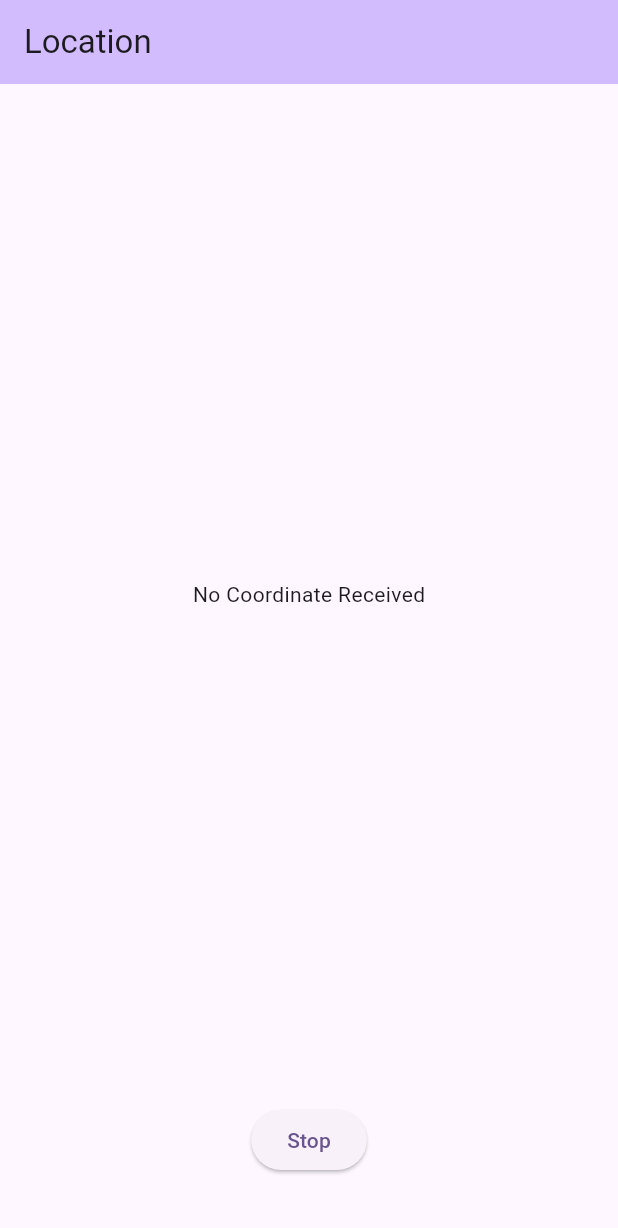
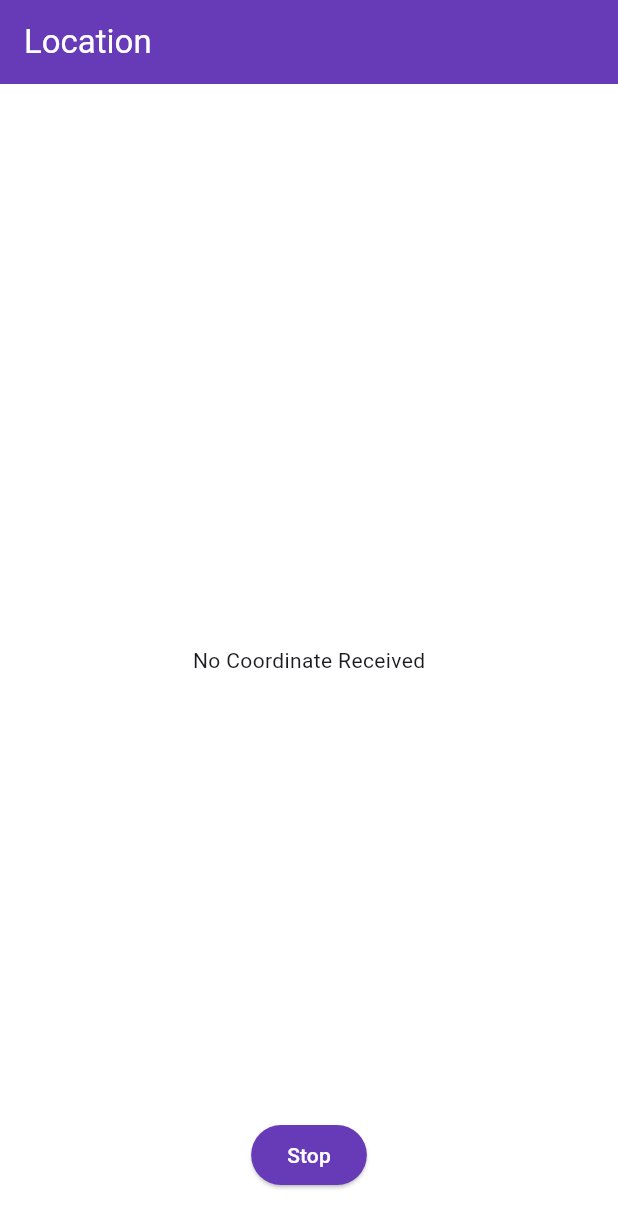
Before and after one commit to vimarsh091/test_location, a Flutter app: the screen it shows after launch, after a tap on "Start", on a phone screen of 412 x 824 dp. Shown: the top 1228 px of the screen. Run offline on Flutter 3.47's test engine with Material 3 defaults, Android fonts, the phone set to English and light mode, and no system bars; our stand-ins replace get, location, open_filex, permission_handler.

Commit message:
background location and file save

```diff
--- a/lib/locationReading/location_reading_controller.dart
+++ b/lib/locationReading/location_reading_controller.dart
@@ -2,11 +2,11 @@ import 'dart:async';
 import 'dart:io';
 
 import 'package:flutter/material.dart';
-import 'package:geolocator/geolocator.dart';
 import 'package:get/get.dart';
+import 'package:location/location.dart';
 import 'package:open_filex/open_filex.dart';
 import 'package:path_provider/path_provider.dart';
-import 'package:permission_handler/permission_handler.dart';
+import 'package:permission_handler/permission_handler.dart' as permission_handler;
 import 'package:test_location/model/CurrentLocationModel.dart';
 
 enum ButtonState {
@@ -18,55 +18,78 @@ enum ButtonState {
 class LocationReadingController extends GetxController {
   RxDouble latitude = 0.0.obs;
   RxDouble longitude = 0.0.obs;
-  StreamSubscription<Position>? positionStreamSubscription;
+  StreamSubscription<LocationData>? positionStreamSubscription;
   Rx<ButtonState> currentBtnState = ButtonState.start.obs;
-  RxList<CurrentLocationModel> receivedCoordinatedList =
-      <CurrentLocationModel>[].obs;
+  ScrollController scrollController = ScrollController();
+  RxList<CurrentLocationModel> receivedCoordinatedList = <CurrentLocationModel>[].obs;
+  final Location location = Location();
 
-  void startFetchingLocation() async {
-    bool serviceEnabled = await Geolocator.isLocationServiceEnabled();
-    receivedCoordinatedList.clear();
+  @override
+  void onInit() {
+    super.onInit();
+    _initLocationService();
+  }
+
+  Future<void> _initLocationService() async {
+    bool serviceEnabled;
+    PermissionStatus permissionGranted;
+
+    serviceEnabled = await location.serviceEnabled();
     if (!serviceEnabled) {
-      debugPrint('Location services are disabled.');
-      await Geolocator.openLocationSettings();
-      return;
-    }
-
-    LocationPermission permission = await Geolocator.checkPermission();
-    if (permission == LocationPermission.denied) {
-      permission = await Geolocator.requestPermission();
-      if (permission == LocationPermission.denied) {
-        debugPrint('Location permissions are denied.');
+      serviceEnabled = await location.requestService();
+      if (!serviceEnabled) {
         return;
       }
     }
 
-    if (permission == LocationPermission.deniedForever) {
-      debugPrint('Location permissions are permanently denied.');
-      return;
+    permissionGranted = await location.hasPermission();
+    if (permissionGranted == PermissionStatus.denied) {
+      permissionGranted = await location.requestPermission();
+      if (permissionGranted != PermissionStatus.granted) {
+        return;
+      }
     }
+    await _requestBackgroundPermission();
+  }
 
-    positionStreamSubscription = Stream.periodic(const Duration(seconds: 2))
-        .asyncMap((_) => Geolocator.getCurrentPosition(
-              locationSettings:
-                  const LocationSettings(accuracy: LocationAccuracy.high),
-            ))
-        .listen((Position position) {
-      latitude.value = position.latitude;
-      longitude.value = position.longitude;
+  Future<void> _requestBackgroundPermission() async {
+    var backgroundStatus = await permission_handler.Permission.locationAlways.status;
 
-      debugPrint(
-          'Latitude: $latitude, Longitude: $longitude ===>>> ${DateTime.now().second}');
+    if (backgroundStatus.isDenied) {
+      backgroundStatus = await permission_handler.Permission.locationAlways.request();
 
-      receivedCoordinatedList.add(CurrentLocationModel(
-          latitude: latitude.toString(),
-          longitude: longitude.toString(),
-          time: DateTime.now().toString()));
+      if (!backgroundStatus.isGranted) {
+        debugPrint('Background location permission not granted');
+        return;
+      }
+    }
+    await location.enableBackgroundMode(enable: true);
+  }
+
+  void startFetchingLocation() {
+    positionStreamSubscription = location.onLocationChanged.listen((LocationData currentLocation) {
+      if (currentLocation.latitude != null && currentLocation.longitude != null) {
+        latitude.value = currentLocation.latitude!;
+        longitude.value = currentLocation.longitude!;
+
+        debugPrint('Latitude: $latitude, Longitude: $longitude ===>>> ${DateTime.now().second}');
+
+        receivedCoordinatedList.insert(
+            receivedCoordinatedList.length,
+            CurrentLocationModel(
+                latitude: latitude.toString(), longitude: longitude.toString(), time: DateTime.now().toString()));
+
+        scrollController.animateTo(
+          scrollController.position.maxScrollExtent + 150,
+          duration: Duration(milliseconds: 300),
+          curve: Curves.easeOut,
+        );
+      }
     });
+
     currentBtnState.value = ButtonState.stop;
   }
 
-  /// stop listening location
   void stopListening() {
     positionStreamSubscription?.cancel();
     if (receivedCoordinatedList.isNotEmpty) {
@@ -76,50 +99,52 @@ class LocationReadingController extends GetxController {
     }
   }
 
-  /// download csv file to local
   Future<void> saveLocationsAsCsv() async {
-    // Prepare CSV content
-    List<String> csvRows = [
-      CurrentLocationModel.getCsvHeader(),
-      ...receivedCoordinatedList.map((item) => item.toCsvRow())
-    ];
+    List<String> csvRows = [CurrentLocationModel.getCsvHeader(), ...receivedCoordinatedList.map((item) => item.toCsvRow())];
     String csvContent = csvRows.join('\n');
 
-    // Save to Downloads folder
     await saveFileToDownloads("locations.csv", csvContent);
   }
 
   Future<void> saveFileToDownloads(String fileName, String content) async {
-    // Request storage permissions
-    var status = await Permission.storage.request();
-  /*  if (!status.isGranted) {
-      print("Storage permission is required.");
-      return;
-    }*/
+    try {
+      if (Platform.isAndroid) {
+        // Get the external storage directory
+        final directory = await getExternalStorageDirectory();
+        if (directory == null) throw Exception('Unable to access storage directory');
 
-    try {
-      // Get the Downloads directory
-      Directory downloadsDirectory = Directory('/storage/emulated/0/Download');
+        // Create the file in the app's external storage
+        final file = File('${directory.path}/$fileName');
+        await file.writeAsString(content);
+        debugPrint("File saved to: ${file.path}");
 
-      // Ensure the directory exists
-      if (!await downloadsDirectory.exists()) {
-        throw Exception("Downloads directory does not exist.");
+        // Open the file
+        await OpenFilex.open(file.path);
+
+        // Clear the list and update button state
+        receivedCoordinatedList.clear();
+        currentBtnState.value = ButtonState.start;
+      } else {
+        // iOS or other platforms
+        final directory = await getApplicationDocumentsDirectory();
+        final file = File('${directory.path}/$fileName');
+        await file.writeAsString(content);
+        await OpenFilex.open(file.path);
       }
-
-      // Create the file in the Downloads folder
-      File file = File('${downloadsDirectory.path}/$fileName');
-      await file.writeAsString(content);
-
-      print("File saved to: ${file.path}");
-      OpenFilex.open(file.path);
     } catch (e) {
-      print("Error saving file: $e");
+      debugPrint("Error saving file: $e");
+      rethrow;
     }
   }
 
   @override
-  void dispose() {
+  void onClose() {
     stopListening();
-    super.dispose();
+    super.onClose();
   }
 }
+
+class Constants {
+  static const String storageEmulatedDownloadPath = '/storage/emulated/0/Download';
+  static const String sdcardDownloadPath = '/sdcard/Download';
+}
--- a/lib/main.dart
+++ b/lib/main.dart
@@ -31,34 +31,53 @@ class LocationReadingPage extends StatelessWidget {
   @override
   Widget build(BuildContext context) {
     return Scaffold(
+      backgroundColor: Colors.white,
       appBar: AppBar(
-        backgroundColor: Theme.of(context).colorScheme.inversePrimary,
-        title: const Text('Location'),
+        backgroundColor: Colors.deepPurple,
+        title: const Text(
+          'Location',
+          style: TextStyle(color: Colors.white),
         ),
-      body: Column(
-        mainAxisAlignment: MainAxisAlignment.center,
+      ),
+      body: Stack(
         children: [
-          Expanded(
+          Positioned.fill(
+            child: Expanded(
               child: Obx(
                 () => controller.receivedCoordinatedList.isEmpty
-                  ? Center(
+                    ? const Center(
                         child: Text('No Coordinate Received'),
                       )
                     : ListView.builder(
                         itemCount: controller.receivedCoordinatedList.length,
+                        controller: controller.scrollController,
                         shrinkWrap: true,
                         itemBuilder: (context, index) {
                           var item = controller.receivedCoordinatedList[index];
-                        return ListTile(
+                          return Padding(
+                            padding: const EdgeInsets.symmetric(vertical: 12, horizontal: 16),
+                            child: ListTile(
+                              style: ListTileStyle.list,
+                              shape: RoundedRectangleBorder(
+                                  borderRadius: BorderRadius.circular(12),
+                                  side: const BorderSide(color: Colors.deepPurple, width: 2, style: BorderStyle.solid)),
                               title: Text(
                                   'Uid :- ${item.uid}, \nLat :- ${item.latitude}, \nLong :- ${item.longitude}, \nTime :- ${item.time}'),
+                            ),
                           );
                         },
                       ),
               ),
             ),
-          Obx(
+          ),
+          Positioned(
+            left: 0,
+            right: 0,
+            bottom: 30,
+            child: Center(
+              child: Obx(
                 () => ElevatedButton(
+                    style: const ButtonStyle(backgroundColor: WidgetStatePropertyAll(Colors.deepPurple)),
                     onPressed: () {
                       switch (controller.currentBtnState.value) {
                         case ButtonState.start:
@@ -72,16 +91,17 @@ class LocationReadingPage extends StatelessWidget {
                           return;
                       }
                     },
-                child:
-                    Text(controller.currentBtnState.value == ButtonState.start
+                    child: Text(
+                      controller.currentBtnState.value == ButtonState.start
                           ? 'Start'
                           : controller.currentBtnState.value == ButtonState.stop
                               ? 'Stop'
-                            : 'Download')),
+                              : 'Download',
+                      style: const TextStyle(color: Colors.white),
+                    )),
               ),
-          SizedBox(
-            height: 40,
             ),
+          )
         ],
       ),
     );
--- a/lib/model/CurrentLocationModel.dart
+++ b/lib/model/CurrentLocationModel.dart
@@ -1,5 +1,3 @@
-import 'dart:ffi';
-
 import 'package:uuid/uuid.dart';
 
 class CurrentLocationModel {
@@ -13,7 +11,7 @@ class CurrentLocationModel {
     this.latitude,
     this.longitude,
     this.time,
-  }) : uid = uid ?? const Uuid().v4();
+  }) : uid = uid ?? const Uuid().v4().substring(0, 6);
 
   String toCsvRow() {
     return '$uid,${latitude ?? ''},${longitude ?? ''},${time ?? ''}';
--- a/pubspec.yaml
+++ b/pubspec.yaml
@@ -41,6 +41,8 @@ dependencies:
   path_provider: ^2.1.5
   permission_handler: ^11.3.1
   open_filex: ^4.6.0
+  location: ^5.0.0
+  device_info_plus: ^11.2.0
 
 dev_dependencies:
   flutter_test:
```
Also changed, not shown: pubspec.lock, 5 other files. Lines whose indentation alone changed are shown as unchanged.
